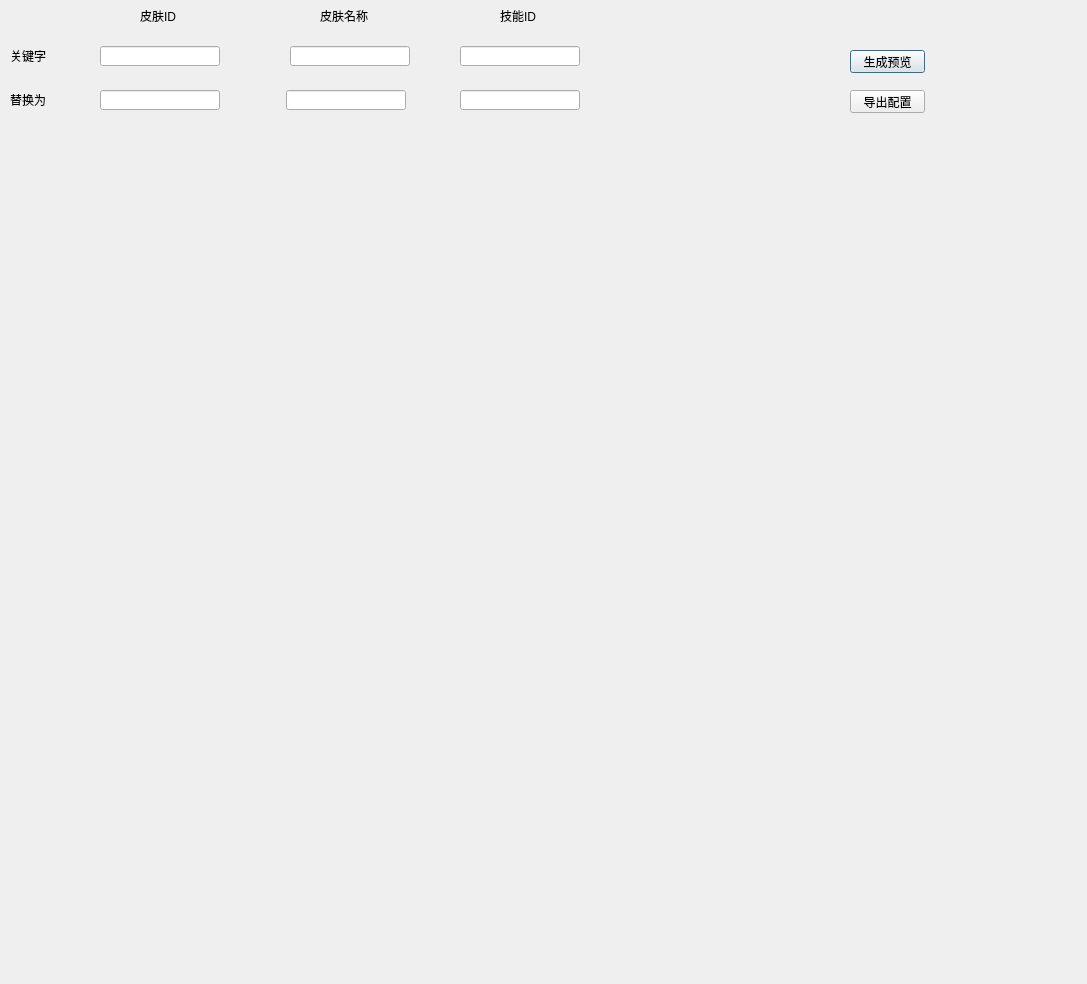
Before: the Qt Designer form QtSkillModelTool/resource/QtSkillModelGenerate.ui in Asnooby/CosSkillModelTool, drawn with Qt 5.
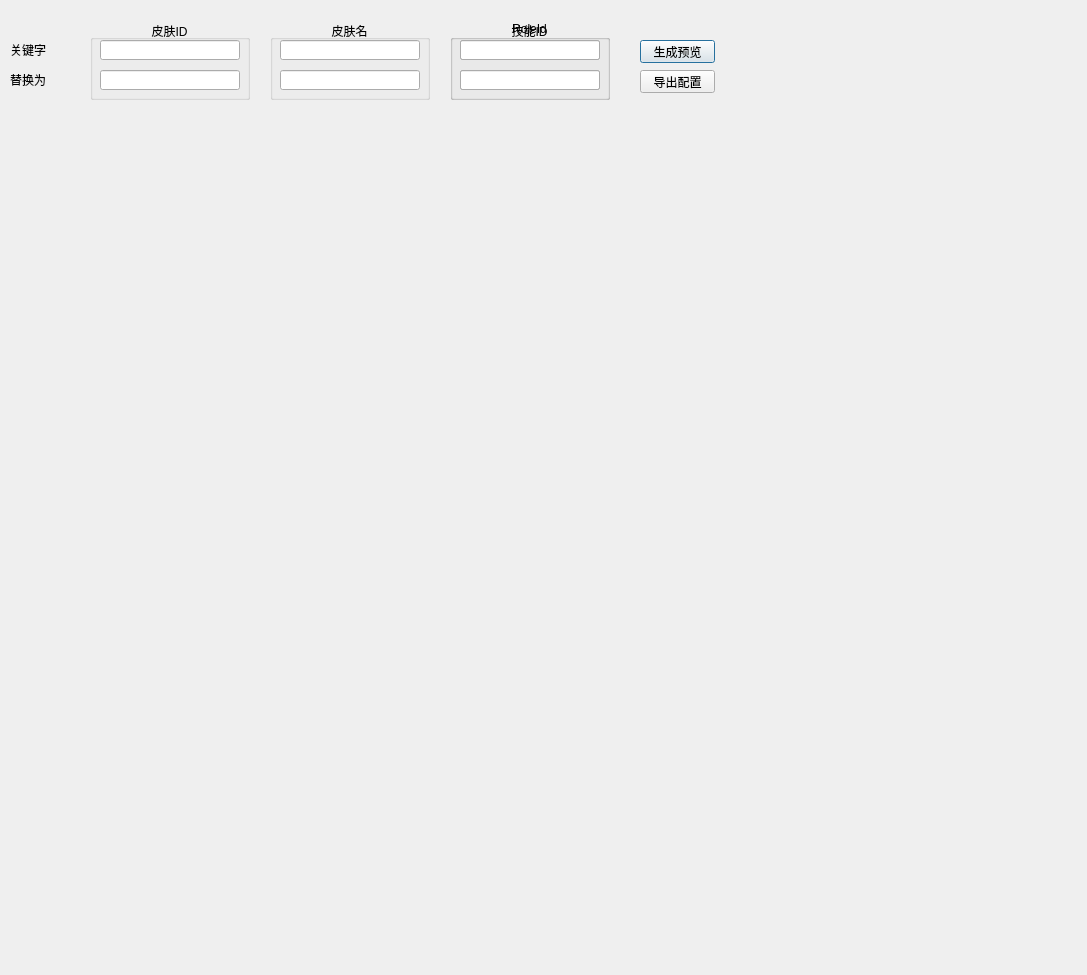
After: the same form once the commit is applied.

Commit message: 1.添加皮肤模板导出（units.xml, roles.xml, _p.prt）

```diff
--- a/QtSkillModelTool/resource/QtSkillModelGenerate.ui
+++ b/QtSkillModelTool/resource/QtSkillModelGenerate.ui
@@ -5,12 +5,15 @@
   <property name="windowModality">
    <enum>Qt::WindowModal</enum>
   </property>
+  <property name="enabled">
+   <bool>true</bool>
+  </property>
   <property name="geometry">
    <rect>
     <x>0</x>
     <y>0</y>
     <width>1087</width>
-    <height>984</height>
+    <height>975</height>
    </rect>
   </property>
   <property name="windowTitle">
@@ -23,122 +26,18 @@
    <property name="geometry">
     <rect>
      <x>9</x>
-     <y>119</y>
+     <y>110</y>
      <width>1071</width>
      <height>861</height>
     </rect>
    </property>
    <layout class="QGridLayout" name="gLayoutPreview"/>
   </widget>
-  <widget class="QLabel" name="label_4">
-   <property name="geometry">
-    <rect>
-     <x>320</x>
-     <y>10</y>
-     <width>48</width>
-     <height>12</height>
-    </rect>
-   </property>
-   <property name="text">
-    <string>皮肤名称</string>
-   </property>
-  </widget>
-  <widget class="QLabel" name="label_5">
-   <property name="geometry">
-    <rect>
-     <x>500</x>
-     <y>10</y>
-     <width>36</width>
-     <height>12</height>
-    </rect>
-   </property>
-   <property name="text">
-    <string>技能ID</string>
-   </property>
-  </widget>
-  <widget class="QLineEdit" name="edit_src_skinid">
-   <property name="geometry">
-    <rect>
-     <x>100</x>
-     <y>46</y>
-     <width>120</width>
-     <height>20</height>
-    </rect>
-   </property>
-   <property name="alignment">
-    <set>Qt::AlignCenter</set>
-   </property>
-  </widget>
-  <widget class="QLineEdit" name="edit_src_skinname">
-   <property name="geometry">
-    <rect>
-     <x>290</x>
-     <y>46</y>
-     <width>120</width>
-     <height>20</height>
-    </rect>
-   </property>
-   <property name="alignment">
-    <set>Qt::AlignCenter</set>
-   </property>
-  </widget>
-  <widget class="QLineEdit" name="edit_src_skillid">
-   <property name="geometry">
-    <rect>
-     <x>460</x>
-     <y>46</y>
-     <width>120</width>
-     <height>20</height>
-    </rect>
-   </property>
-   <property name="alignment">
-    <set>Qt::AlignCenter</set>
-   </property>
-  </widget>
-  <widget class="QLineEdit" name="edit_dst_skinname">
-   <property name="geometry">
-    <rect>
-     <x>286</x>
-     <y>90</y>
-     <width>120</width>
-     <height>20</height>
-    </rect>
-   </property>
-   <property name="alignment">
-    <set>Qt::AlignCenter</set>
-   </property>
-  </widget>
-  <widget class="QLineEdit" name="edit_dst_skinid">
-   <property name="geometry">
-    <rect>
-     <x>100</x>
-     <y>90</y>
-     <width>120</width>
-     <height>20</height>
-    </rect>
-   </property>
-   <property name="alignment">
-    <set>Qt::AlignCenter</set>
-   </property>
-  </widget>
-  <widget class="QLineEdit" name="edit_dst_skillid">
-   <property name="geometry">
-    <rect>
-     <x>460</x>
-     <y>90</y>
-     <width>120</width>
-     <height>20</height>
-    </rect>
-   </property>
-   <property name="alignment">
-    <set>Qt::AlignCenter</set>
-   </property>
-  </widget>
   <widget class="QPushButton" name="btn_generate">
    <property name="geometry">
     <rect>
-     <x>850</x>
-     <y>50</y>
+     <x>640</x>
+     <y>40</y>
      <width>75</width>
      <height>23</height>
     </rect>
@@ -150,8 +49,8 @@
   <widget class="QPushButton" name="btn_export">
    <property name="geometry">
     <rect>
-     <x>850</x>
-     <y>90</y>
+     <x>640</x>
+     <y>70</y>
      <width>75</width>
      <height>23</height>
     </rect>
@@ -164,7 +63,7 @@
    <property name="geometry">
     <rect>
      <x>10</x>
-     <y>50</y>
+     <y>44</y>
      <width>36</width>
      <height>12</height>
     </rect>
@@ -177,7 +76,7 @@
    <property name="geometry">
     <rect>
      <x>10</x>
-     <y>94</y>
+     <y>74</y>
      <width>36</width>
      <height>12</height>
     </rect>
@@ -186,18 +85,176 @@
     <string>替换为</string>
    </property>
   </widget>
-  <widget class="QLabel" name="label_3">
+  <widget class="QGroupBox" name="group_skinid">
    <property name="geometry">
     <rect>
-     <x>140</x>
-     <y>10</y>
-     <width>36</width>
-     <height>12</height>
+     <x>90</x>
+     <y>20</y>
+     <width>160</width>
+     <height>80</height>
     </rect>
    </property>
-   <property name="text">
+   <property name="title">
     <string>皮肤ID</string>
    </property>
+   <property name="alignment">
+    <set>Qt::AlignCenter</set>
+   </property>
+   <widget class="QLineEdit" name="edit_src_skinid">
+    <property name="geometry">
+     <rect>
+      <x>10</x>
+      <y>20</y>
+      <width>140</width>
+      <height>20</height>
+     </rect>
+    </property>
+    <property name="alignment">
+     <set>Qt::AlignCenter</set>
+    </property>
+   </widget>
+   <widget class="QLineEdit" name="edit_dst_skinid">
+    <property name="geometry">
+     <rect>
+      <x>10</x>
+      <y>50</y>
+      <width>140</width>
+      <height>20</height>
+     </rect>
+    </property>
+    <property name="alignment">
+     <set>Qt::AlignCenter</set>
+    </property>
+   </widget>
+  </widget>
+  <widget class="QGroupBox" name="group_skinname">
+   <property name="geometry">
+    <rect>
+     <x>270</x>
+     <y>20</y>
+     <width>160</width>
+     <height>80</height>
+    </rect>
+   </property>
+   <property name="title">
+    <string>皮肤名</string>
+   </property>
+   <property name="alignment">
+    <set>Qt::AlignCenter</set>
+   </property>
+   <widget class="QLineEdit" name="edit_src_skinname">
+    <property name="geometry">
+     <rect>
+      <x>10</x>
+      <y>20</y>
+      <width>140</width>
+      <height>20</height>
+     </rect>
+    </property>
+    <property name="alignment">
+     <set>Qt::AlignCenter</set>
+    </property>
+   </widget>
+   <widget class="QLineEdit" name="edit_dst_skinname">
+    <property name="geometry">
+     <rect>
+      <x>10</x>
+      <y>50</y>
+      <width>140</width>
+      <height>20</height>
+     </rect>
+    </property>
+    <property name="alignment">
+     <set>Qt::AlignCenter</set>
+    </property>
+   </widget>
+  </widget>
+  <widget class="QGroupBox" name="group_skillid">
+   <property name="geometry">
+    <rect>
+     <x>450</x>
+     <y>20</y>
+     <width>160</width>
+     <height>80</height>
+    </rect>
+   </property>
+   <property name="title">
+    <string>技能ID</string>
+   </property>
+   <property name="alignment">
+    <set>Qt::AlignCenter</set>
+   </property>
+   <widget class="QLineEdit" name="edit_src_skillid">
+    <property name="geometry">
+     <rect>
+      <x>10</x>
+      <y>20</y>
+      <width>140</width>
+      <height>20</height>
+     </rect>
+    </property>
+    <property name="alignment">
+     <set>Qt::AlignCenter</set>
+    </property>
+   </widget>
+   <widget class="QLineEdit" name="edit_dst_skillid">
+    <property name="geometry">
+     <rect>
+      <x>10</x>
+      <y>50</y>
+      <width>140</width>
+      <height>20</height>
+     </rect>
+    </property>
+    <property name="alignment">
+     <set>Qt::AlignCenter</set>
+    </property>
+   </widget>
+  </widget>
+  <widget class="QGroupBox" name="group_roleid">
+   <property name="enabled">
+    <bool>true</bool>
+   </property>
+   <property name="geometry">
+    <rect>
+     <x>450</x>
+     <y>20</y>
+     <width>160</width>
+     <height>80</height>
+    </rect>
+   </property>
+   <property name="title">
+    <string>RoleId</string>
+   </property>
+   <property name="alignment">
+    <set>Qt::AlignCenter</set>
+   </property>
+   <widget class="QLineEdit" name="edit_src_roleid">
+    <property name="geometry">
+     <rect>
+      <x>10</x>
+      <y>20</y>
+      <width>140</width>
+      <height>20</height>
+     </rect>
+    </property>
+    <property name="alignment">
+     <set>Qt::AlignCenter</set>
+    </property>
+   </widget>
+   <widget class="QLineEdit" name="edit_dst_roleid">
+    <property name="geometry">
+     <rect>
+      <x>10</x>
+      <y>50</y>
+      <width>140</width>
+      <height>20</height>
+     </rect>
+    </property>
+    <property name="alignment">
+     <set>Qt::AlignCenter</set>
+    </property>
+   </widget>
   </widget>
  </widget>
  <resources/>
```
The commit also changes 9 other files.
